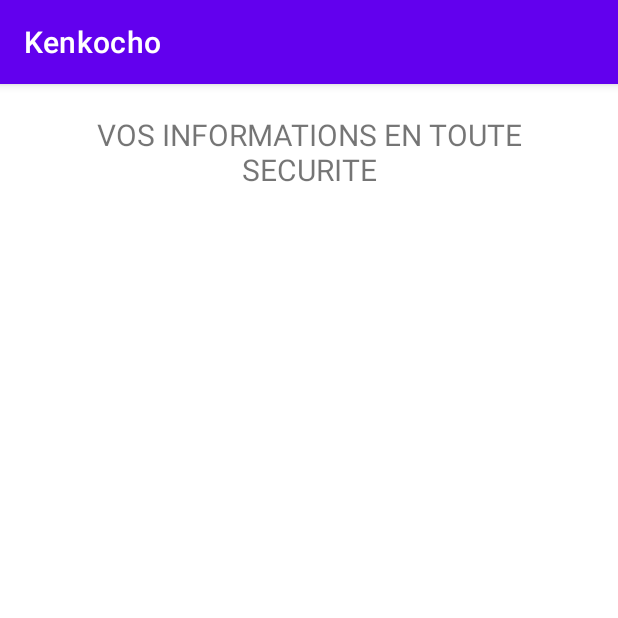
After one commit to blastman0/GL2_Carnet_de_Sante_Groupe_18, an Android app: the MainActivity4 screen opened directly, with no data from a screen before it, on a phone screen of 412 x 824 dp, the top half of it. The commit adds this screen. Run offline under Robolectric (Android 15) with nearby library versions, the phone set to English and light mode, and no system bars.

Commit message:
ajout de l'activité d'affichache des informations

```diff
--- a/app/src/main/AndroidManifest.xml
+++ b/app/src/main/AndroidManifest.xml
@@ -12,6 +12,19 @@
         android:supportsRtl="true"
         android:theme="@style/Theme.Kenkocho"
         tools:targetApi="31">
+        <activity
+            android:name=".MainActivity4"
+            android:exported="true">
+            <intent-filter>
+                <action android:name="android.intent.action.MAIN" />
+
+                <category android:name="android.intent.category.LAUNCHER" />
+            </intent-filter>
+
+            <meta-data
+                android:name="android.app.lib_name"
+                android:value="" />
+        </activity>
         <activity
             android:name=".Activite2"
             android:exported="false">
--- /dev/null
+++ b/app/src/main/java/com/example/kenkocho/MainActivity4.java
@@ -0,0 +1,14 @@
+package com.example.kenkocho;
+
+import androidx.appcompat.app.AppCompatActivity;
+
+import android.os.Bundle;
+
+public class MainActivity4 extends AppCompatActivity {
+
+    @Override
+    protected void onCreate(Bundle savedInstanceState) {
+        super.onCreate(savedInstanceState);
+        setContentView(R.layout.activity_main4);
+    }
+}
--- a/app/src/main/res/layout/activity_activite2.xml
+++ b/app/src/main/res/layout/activity_activite2.xml
@@ -6,7 +6,7 @@
     android:layout_height="match_parent"
     android:orientation="vertical"
     tools:context=".Activite2"
-    android:background="@color/teal_200">
+   >
 
     <TextView
         android:id="@+id/res"
--- /dev/null
+++ b/app/src/main/res/layout/activity_main4.xml
@@ -0,0 +1,31 @@
+<?xml version="1.0" encoding="utf-8"?>
+<LinearLayout xmlns:android="http://schemas.android.com/apk/res/android"
+    xmlns:app="http://schemas.android.com/apk/res-auto"
+    xmlns:tools="http://schemas.android.com/tools"
+    android:layout_width="match_parent"
+    android:layout_height="match_parent"
+    tools:context=".MainActivity4"
+    android:orientation="vertical">
+
+    <TextView
+        android:layout_width="match_parent"
+        android:layout_height="wrap_content"
+        android:layout_marginTop="20dp"
+        android:layout_marginRight="25dp"
+        android:layout_marginLeft="25dp"
+        android:textSize="20dp"
+        android:text="VOS INFORMATIONS EN TOUTE SECURITE"
+        android:textAlignment="center"
+
+        />
+    <TextView
+        android:layout_width="match_parent"
+        android:layout_height="wrap_content"
+        android:layout_marginTop="56dp"
+        android:layout_marginLeft="25dp"
+        android:layout_marginRight="25dp"
+        android:text=""
+        android:textSize="25dp"
+        />
+
+</LinearLayout>
```
